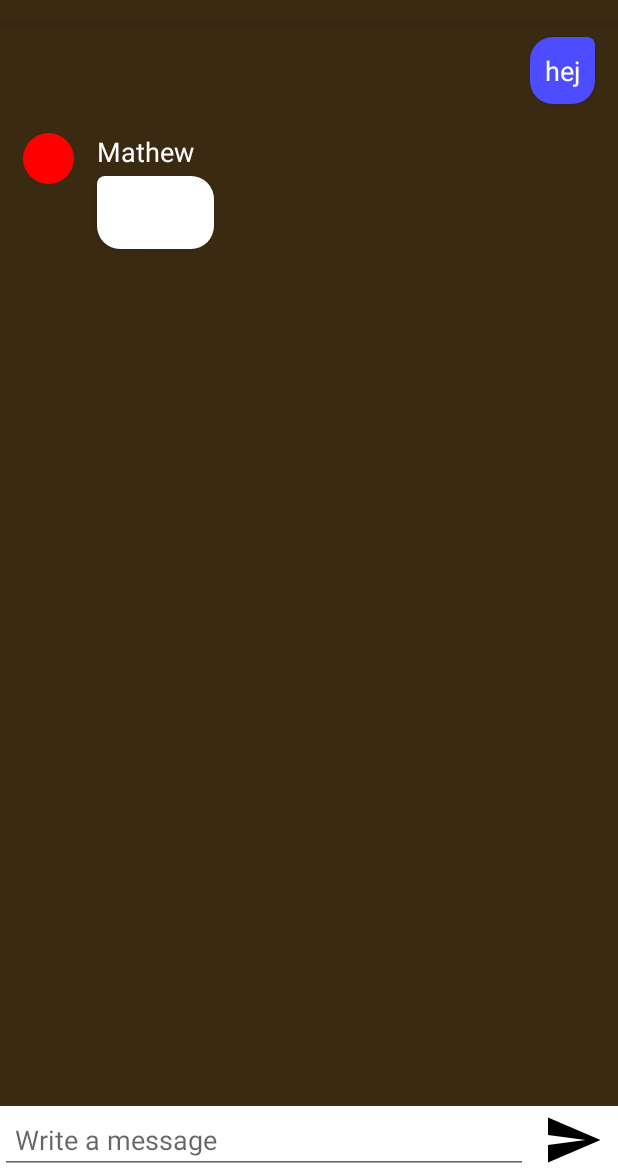
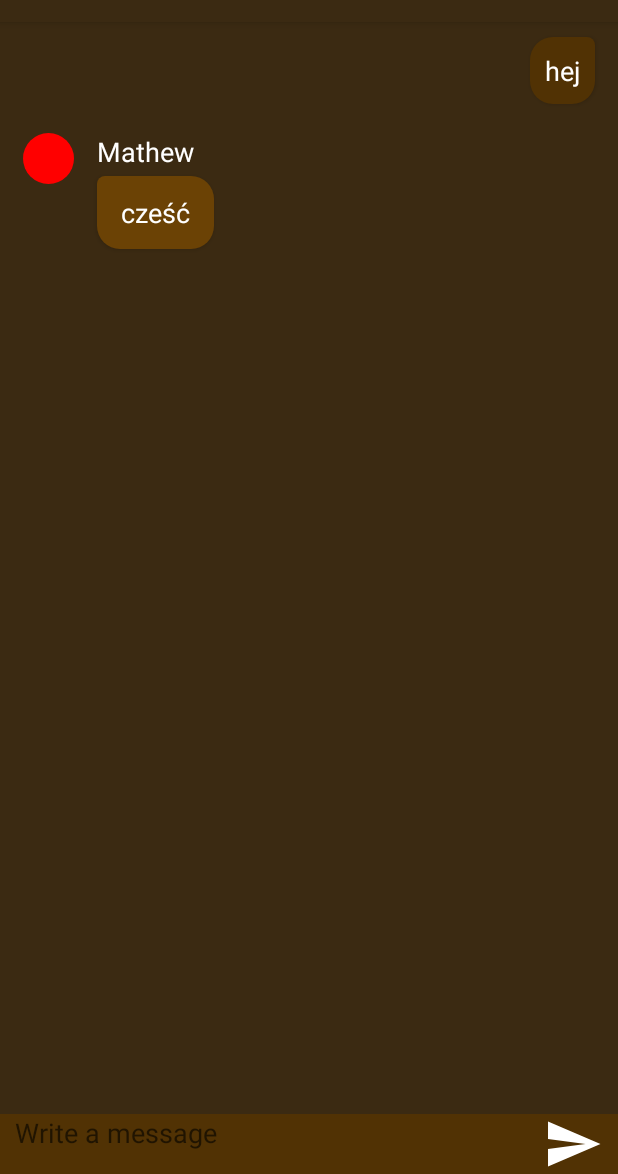
Before and after one commit to MForystek/BITEhack-mobile, an Android app: the ChatActivity screen opened directly, with no data from a screen before it, on a phone screen of 412 x 824 dp, the part 62-1236 px from its top. Run offline under Robolectric (Android 15) with nearby library versions, the phone set to English and light mode, and no system bars.

Commit message:
Colors displaying repaired - to be refactored

```diff
--- a/app/src/main/java/com/dfs/dfsbitehackmobile/activity/MessageAdapter.java
+++ b/app/src/main/java/com/dfs/dfsbitehackmobile/activity/MessageAdapter.java
@@ -18,7 +18,6 @@ import com.dfs.dfsbitehackmobile.R;
 
 
 public class MessageAdapter extends BaseAdapter {
-
     List<Message> messages;
     Context context;
 
@@ -27,7 +26,6 @@ public class MessageAdapter extends BaseAdapter {
         this.messages = new ArrayList<>(messages);
         Collections.sort(this.messages);
     }
-
 
     public void add(Message message) {
         this.messages.add(message);
--- a/app/src/main/res/drawable/ic_send_black_24dp.xml
+++ b/app/src/main/res/drawable/ic_send_black_24dp.xml
@@ -4,6 +4,6 @@
         android:viewportWidth="24.0"
         android:viewportHeight="24.0">
     <path
-        android:fillColor="#FF000000"
+        android:fillColor="#FFFFFFFF"
         android:pathData="M2.01,21L23,12 2.01,3 2,10l15,2 -15,2z"/>
 </vector>
--- a/app/src/main/res/drawable/my_message.xml
+++ b/app/src/main/res/drawable/my_message.xml
@@ -1,5 +1,5 @@
 <shape xmlns:android="http://schemas.android.com/apk/res/android"
     android:shape="rectangle">
-    <solid android:color="@color/colorPrimary" />
+    <solid android:color="@color/colorSecondaryBackground" />
     <corners android:topRightRadius="5dp" android:radius="15dp" />
 </shape>
--- a/app/src/main/res/drawable/their_message.xml
+++ b/app/src/main/res/drawable/their_message.xml
@@ -1,5 +1,5 @@
 <shape xmlns:android="http://schemas.android.com/apk/res/android"
     android:shape="rectangle">
-    <solid android:color="#fff" />
+    <solid android:color="@color/colorSecondaryMyMessage" />
     <corners android:topLeftRadius="5dp" android:radius="15dp" />
 </shape>
--- a/app/src/main/res/layout/activity_chat.xml
+++ b/app/src/main/res/layout/activity_chat.xml
@@ -1,6 +1,5 @@
 <?xml version="1.0" encoding="utf-8"?>
 <LinearLayout xmlns:android="http://schemas.android.com/apk/res/android"
-    xmlns:tools="http://schemas.android.com/tools"
     android:layout_width="match_parent"
     android:layout_height="match_parent"
     android:orientation="vertical"
@@ -11,23 +10,24 @@
         android:layout_width="match_parent"
         android:id="@+id/messages_view"
         android:layout_weight="2"
-        android:divider="#fff"
-        android:layout_height="wrap_content"
-        />
+        android:layout_height="0dp"
+        android:divider="#fff" />
 
-    <LinearLayout xmlns:android="http://schemas.android.com/apk/res/android"
+    <LinearLayout
         android:layout_width="match_parent"
         android:layout_height="wrap_content"
-        android:background="#fff"
+        android:background="@color/colorSecondaryBackground"
         android:orientation="horizontal">
 
         <EditText
             android:id="@+id/editText"
-            android:layout_width="match_parent"
+            android:layout_width="0dp"
             android:layout_height="wrap_content"
             android:layout_weight="2"
             android:ems="10"
-            android:hint="Write a message"
+            android:textColor="@color/white"
+            android:background="@color/colorSecondaryBackground"
+            android:hint="@string/write_a_message"
             android:inputType="text"
             android:paddingHorizontal="10dp"
             android:text="" />
--- a/app/src/main/res/values/colors.xml
+++ b/app/src/main/res/values/colors.xml
@@ -6,6 +6,8 @@
     <color name="colorSecondary">#804d00</color>
     <color name="colorSecondaryDark">#3b2a12</color>
     <color name="colorSecondaryBackground">#513204</color>
+    <color name="colorSecondaryMyMessage">#6B4205</color>
+    <color name="colorSecondaryLight">#B36B00</color>
     <color name="white">#ffffff</color>
     <color name="black">#000000</color>
 </resources>
--- a/app/src/main/res/values/strings.xml
+++ b/app/src/main/res/values/strings.xml
@@ -6,4 +6,5 @@
     <string name="kgex_nick_placeholder">Your new friend</string>
     <string name="kgex_wants_to">KGEX WANTS TO</string>
     <string name="kgex_skills">KGEX SKILLS</string>
+    <string name="write_a_message">Write a message</string>
 </resources>
```
